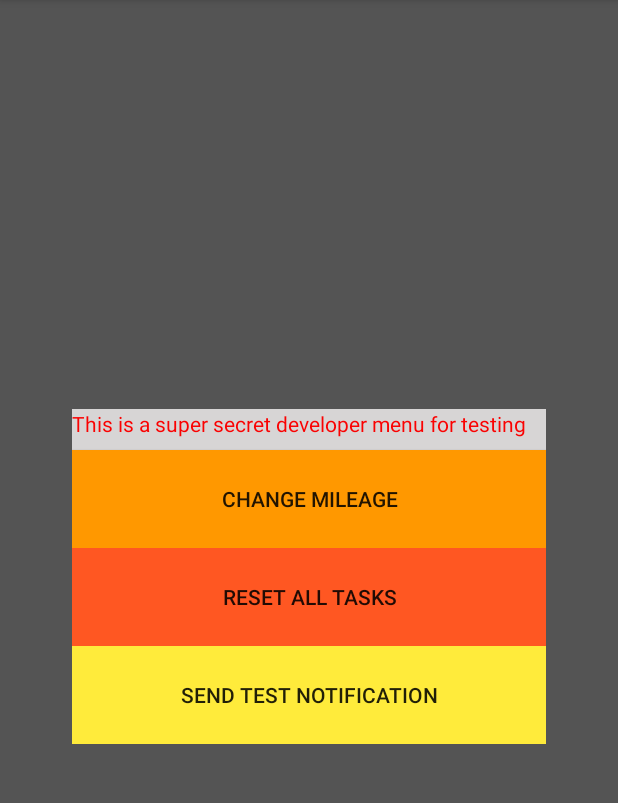
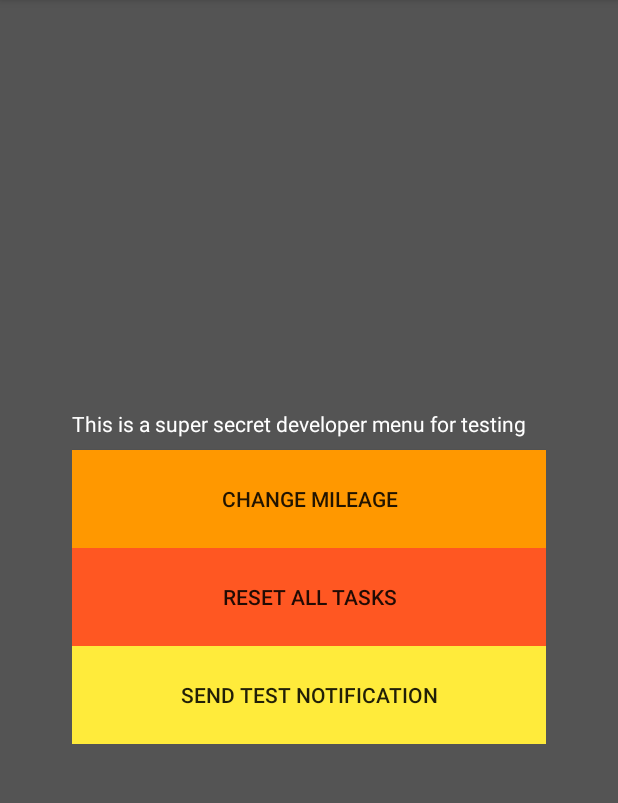
Before and after one commit to jlmcm/MaintenanceTracker, an Android app: the DebugActivity screen opened directly, with no data from a screen before it, on a phone screen of 412 x 824 dp, the part 84-887 px from its top. Run offline under Robolectric (Android 15) with nearby library versions, the phone set to English and light mode, and no system bars; libraries missing offline, so code that uses them is left out: com.openxc, com.openxc.measurements; 1 statement that could not run was skipped.

Commit message:
Gui update

```diff
--- a/app/src/main/res/layout/activity_debug.xml
+++ b/app/src/main/res/layout/activity_debug.xml
@@ -19,9 +19,9 @@
             android:id="@+id/tvDescription"
             android:layout_width="316dp"
             android:layout_height="27dp"
-            android:background="#D7D5D5"
+            android:background="#545454"
             android:text="This is a super secret developer menu for testing"
-            android:textColor="#FA0202"
+            android:textColor="#FFFFFF"
             app:layout_constraintEnd_toEndOf="parent"
             app:layout_constraintStart_toStartOf="parent"
             app:layout_constraintTop_toTopOf="parent" />
```
